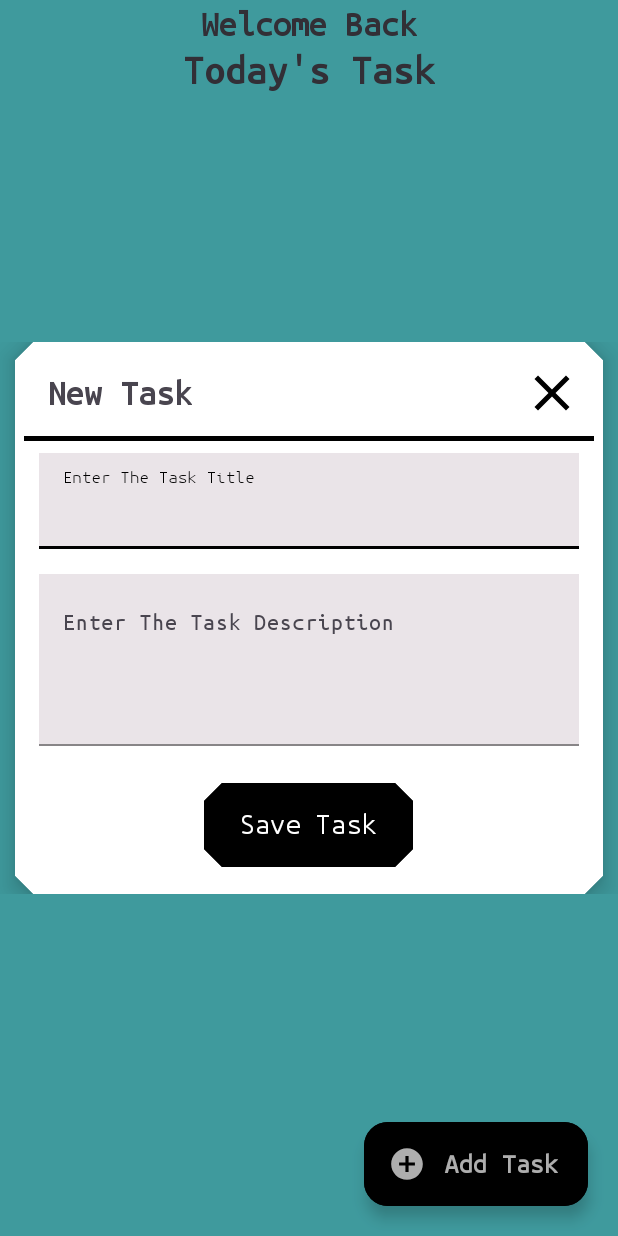
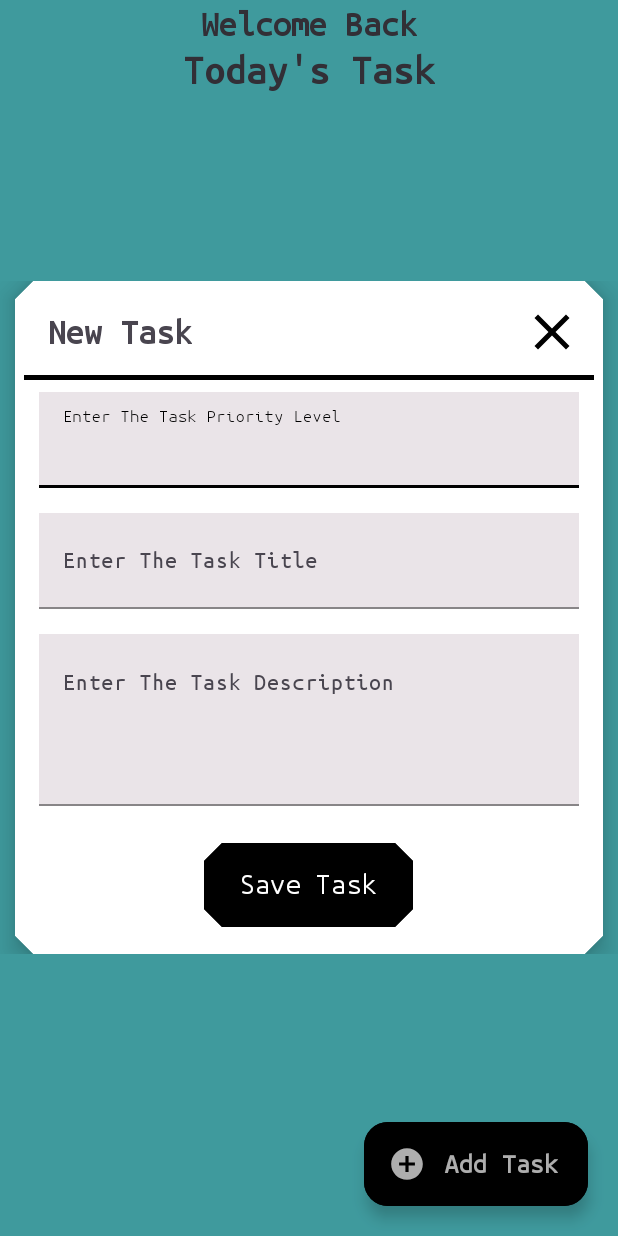
Before and after one commit to it22323934/MAD_LAB_EXAM4_TodoAPP, an Android app: the screen it shows after launch (MainActivity), after a tap on "Add Task", on a phone screen of 412 x 824 dp. Run offline under Robolectric (Android 15) with nearby library versions, the phone set to English and light mode, and no system bars; our stand-ins replace Room's generated code.

Commit message:
Added Priority Attribute

```diff
--- a/app/src/main/java/com/example/todoapp/MainActivity.kt
+++ b/app/src/main/java/com/example/todoapp/MainActivity.kt
@@ -1,20 +1,14 @@
 package com.example.todoapp
 
-import android.app.Activity
 import android.app.Dialog
 import android.os.Bundle
 import android.text.Editable
 import android.text.TextWatcher
 import android.widget.Button
 import android.widget.ImageView
-import android.widget.Toast
-import androidx.activity.enableEdgeToEdge
 import androidx.appcompat.app.AppCompatActivity
-import androidx.core.view.ViewCompat
-import androidx.core.view.WindowInsetsCompat
 import androidx.lifecycle.ViewModelProvider
 import com.example.todoapp.adapters.TaskRVViewBindingAdapter
-import com.example.todoapp.adapters.TaskRecyclerViewAdapter
 import com.example.todoapp.databinding.ActivityMainBinding
 import com.example.todoapp.models.Task
 import com.example.todoapp.utils.LongToastShow
@@ -22,6 +16,7 @@ import com.example.todoapp.utils.Status
 import com.example.todoapp.utils.clearEditText
 import com.example.todoapp.utils.setupDialog
 import com.example.todoapp.utils.validateEditText
+import com.example.todoapp.utils.validatePriority
 import com.example.todoapp.viewmodals.TaskViewModal
 import com.google.android.material.textfield.TextInputEditText
 import com.google.android.material.textfield.TextInputLayout
@@ -69,6 +64,20 @@ class MainActivity : AppCompatActivity() {
             addTaskDialog.dismiss()
         }
 
+        val addTaskLevel = addTaskDialog.findViewById<TextInputEditText>(R.id.edTaskLevel)
+        val addTaskLevelL = addTaskDialog.findViewById<TextInputLayout>(R.id.edTaskLevelL)
+
+        addTaskLevel.addTextChangedListener(object : TextWatcher {
+            override fun beforeTextChanged(p0: CharSequence?, p1: Int, p2: Int, p3: Int) {}
+            override fun onTextChanged(p0: CharSequence?, p1: Int, p2: Int, p3: Int) {}
+            override fun afterTextChanged(s: Editable) {
+                val isEditTextValid = validateEditText(addTaskLevel, addTaskLevelL)
+                if (isEditTextValid) {
+                    validatePriority(addTaskLevel.text.toString(), addTaskLevelL)
+                }
+            }
+        })
+
         val addETTitle = addTaskDialog.findViewById<TextInputEditText>(R.id.edTaskTitle)
         val addETTitleL = addTaskDialog.findViewById<TextInputLayout>(R.id.edTaskTitleL)
 
@@ -92,7 +101,9 @@ class MainActivity : AppCompatActivity() {
             }
         })
 
+
         mainBinding.addTaskFABtn.setOnClickListener {
+            clearEditText(addTaskLevel, addTaskLevelL)
             clearEditText(addETTitle, addETTitleL)
             clearEditText(addETDesc, addETDescL)
             addTaskDialog.show()
@@ -102,7 +113,13 @@ class MainActivity : AppCompatActivity() {
         val saveTaskBtn = addTaskDialog.findViewById<Button>(R.id.saveTaskBtn)
 
         saveTaskBtn.setOnClickListener {
-            if (validateEditText(addETTitle, addETTitleL) && validateEditText(
+            if (validateEditText(
+                    addTaskLevel,
+                    addTaskLevelL
+                ) && validatePriority(addTaskLevel.text.toString(), addTaskLevelL) && validateEditText(
+                    addETTitle,
+                    addETTitleL
+                ) && validateEditText(
                     addETDesc,
                     addETDescL
                 )
@@ -112,6 +129,7 @@ class MainActivity : AppCompatActivity() {
                     UUID.randomUUID().toString(),
                     addETTitle.text.toString().trim(),
                     addETDesc.text.toString().trim(),
+                    addTaskLevel.text.toString().trim(),
                     Date()
                 )
                 taskViewModal.insertTask(newTask).observe(this) {
@@ -137,6 +155,20 @@ class MainActivity : AppCompatActivity() {
         }
 
         //Update
+
+        val updateTaskLevel = updateTaskDialog.findViewById<TextInputEditText>(R.id.edTaskLevel)
+        val updateTaskLevelL = updateTaskDialog.findViewById<TextInputLayout>(R.id.edTaskLevelL)
+
+        updateTaskLevel.addTextChangedListener(object : TextWatcher {
+            override fun beforeTextChanged(p0: CharSequence?, p1: Int, p2: Int, p3: Int) {}
+            override fun onTextChanged(p0: CharSequence?, p1: Int, p2: Int, p3: Int) {}
+            override fun afterTextChanged(s: Editable) {
+                val isEditTextValid = validateEditText(updateTaskLevel, updateTaskLevelL)
+                if (isEditTextValid) {
+                    validatePriority(updateTaskLevel.text.toString(), updateTaskLevelL)
+                }
+            }
+        })
 
 
         val updateETTitle = updateTaskDialog.findViewById<TextInputEditText>(R.id.edTaskTitle)
@@ -168,7 +200,7 @@ class MainActivity : AppCompatActivity() {
 
         val updateTaskBtn = updateTaskDialog.findViewById<Button>(R.id.updateTaskBtn)
 
-        val taskRecyclerViewAdapter = TaskRVViewBindingAdapter { type, position, task ->
+        val taskRecyclerViewAdapter = TaskRVViewBindingAdapter(this) { type, position, task ->
             if (type == "delete") {
                 taskViewModal.deleteTaskUsingID(task.id)
                     .observe(this) {
@@ -191,16 +223,22 @@ class MainActivity : AppCompatActivity() {
                         }
                     }
             } else if (type == "update") {
+                updateTaskLevel.setText(task.level)
                 updateETTitle.setText(task.title)
                 updateETDesc.setText(task.description)
                 updateTaskBtn.setOnClickListener {
-                    if (validateEditText(updateETTitle, updateETTitleL) && validateEditText(
+                    if (validateEditText(
+                            updateTaskLevel,
+                            updateTaskLevelL
+                        ) && validatePriority(updateTaskLevel.text.toString(), updateTaskLevelL) &&
+                        validateEditText(updateETTitle, updateETTitleL) && validateEditText(
                             updateETDesc,
                             updateETDescL
                         )
                     ) {
                         val updateTask = Task(
                             task.id,
+                            updateTaskLevel.text.toString().trim(),
                             updateETTitle.text.toString().trim(),
                             updateETDesc.text.toString().trim(),
                             Date()
@@ -210,6 +248,7 @@ class MainActivity : AppCompatActivity() {
                         taskViewModal
                             .updateParticularTaskField(
                                 task.id,
+                                updateTaskLevel.text.toString().trim(),
                                 updateETTitle.text.toString().trim(),
                                 updateETDesc.text.toString().trim(),
                             )
--- a/app/src/main/java/com/example/todoapp/dao/TaskDao.kt
+++ b/app/src/main/java/com/example/todoapp/dao/TaskDao.kt
@@ -22,7 +22,7 @@ interface TaskDao {
     @Query("DELETE FROM Task WHERE taskId== :taskId")
     suspend fun deleteTaskUsingId(taskId:String):Int
 
-    @Query("UPDATE Task SET taskTitle=:title,description=:description WHERE taskId=:taskId")
-    suspend fun updateTaskParticularFiled(taskId:String,title:String,description:String):Int
+    @Query("UPDATE Task SET level=:level,taskTitle=:title,description=:description WHERE taskId=:taskId")
+    suspend fun updateTaskParticularFiled(taskId:String,level:String,title:String,description:String):Int
 
 }
--- a/app/src/main/java/com/example/todoapp/database/TaskDatabase.kt
+++ b/app/src/main/java/com/example/todoapp/database/TaskDatabase.kt
@@ -11,7 +11,7 @@ import com.example.todoapp.models.Task
 
 @Database(
     entities = [Task::class],
-    version = 1,
+    version = 2,
     exportSchema = false
 )
 @TypeConverters(com.example.todoapp.converter.TypeConverter::class)
@@ -30,7 +30,7 @@ abstract class TaskDatabase:RoomDatabase() {
                     context.applicationContext,
                     TaskDatabase::class.java,
                     "task_db"
-                ).build().also {
+                ).fallbackToDestructiveMigration().build().also {
                     INSTANCE=it
                 }
             }
--- a/app/src/main/java/com/example/todoapp/models/Task.kt
+++ b/app/src/main/java/com/example/todoapp/models/Task.kt
@@ -13,5 +13,6 @@ data class Task(
     @ColumnInfo(name="taskTitle")
     val title:String,
     val description:String,
+    val level:String,
     val date:Date
 )
--- a/app/src/main/java/com/example/todoapp/repository/TaskRepository.kt
+++ b/app/src/main/java/com/example/todoapp/repository/TaskRepository.kt
@@ -51,11 +51,11 @@ class TaskRepository(application: Application) {
         }
     }
 
-    fun updateTaskParticularField(taskId:String,title:String,description:String)=MutableLiveData<Resource<Int>>().apply {
+    fun updateTaskParticularField(taskId:String,level:String,title:String,description:String)=MutableLiveData<Resource<Int>>().apply {
         postValue(Loading())
         try {
             CoroutineScope(Dispatchers.IO).launch {
-                val result=taskDao.updateTaskParticularFiled(taskId,title,description)
+                val result=taskDao.updateTaskParticularFiled(taskId,level,title,description)
                 postValue(Success(result))
             }
         }catch (e:Exception){
--- a/app/src/main/java/com/example/todoapp/viewmodals/TaskViewModal.kt
+++ b/app/src/main/java/com/example/todoapp/viewmodals/TaskViewModal.kt
@@ -21,8 +21,8 @@ class TaskViewModal(application: Application):AndroidViewModel(application) {
         return taskRepository.deleteTaskUsingID(taskId)
     }
 
-    fun updateParticularTaskField(taskId:String,title:String,description:String):MutableLiveData<Resource<Int>>{
-        return taskRepository.updateTaskParticularField(taskId,title,description)
+    fun updateParticularTaskField(taskId:String,level:String,title:String,description:String):MutableLiveData<Resource<Int>>{
+        return taskRepository.updateTaskParticularField(taskId,level,title,description)
     }
 
 
--- a/app/src/main/res/layout/add_task_dialog.xml
+++ b/app/src/main/res/layout/add_task_dialog.xml
@@ -12,78 +12,97 @@
     <RelativeLayout
         android:layout_width="match_parent"
         android:layout_height="wrap_content">
+
         <TextView
             android:id="@+id/titleTaskTxt"
             android:layout_width="wrap_content"
             android:layout_height="wrap_content"
             android:layout_margin="16dp"
             android:text="New Task"
-            android:textStyle="bold"
-            android:textSize="24sp"/>
+            android:textSize="24sp"
+            android:textStyle="bold" />
+
         <ImageView
             android:id="@+id/closeImg"
             android:layout_width="40dp"
             android:layout_height="40dp"
+            android:layout_alignParentEnd="true"
             android:layout_margin="8dp"
-            android:layout_alignParentEnd="true"
             android:src="@drawable/baseline_close_24" />
+
         <View
+            android:id="@+id/viewHLIne"
             android:layout_width="match_parent"
             android:layout_height="3dp"
             android:layout_below="@id/titleTaskTxt"
-            android:background="@color/black"
-            android:id="@+id/viewHLIne"/>
+            android:background="@color/black" />
+
         <LinearLayout
             android:layout_width="match_parent"
             android:layout_height="wrap_content"
             android:layout_below="@id/viewHLIne"
-            android:layout_marginVertical="8dp"
             android:layout_centerHorizontal="true"
             android:layout_marginHorizontal="10dp"
+            android:layout_marginVertical="8dp"
             android:orientation="vertical">
-
             <com.google.android.material.textfield.TextInputLayout
+                android:id="@+id/edTaskLevelL"
                 style="@style/Widget.App.TexInputLayout"
                 android:layout_width="match_parent"
                 android:layout_height="wrap_content"
-                android:hint="Enter The Task Title"
-                android:id="@+id/edTaskTitleL">
+                android:hint="Enter The Task Priority Level">
 
                 <com.google.android.material.textfield.TextInputEditText
+                    android:id="@+id/edTaskLevel"
                     android:layout_width="match_parent"
                     android:layout_height="?actionBarSize"
-                    android:id="@+id/edTaskTitle"
-                    android:inputType="text"
-                    android:background="#EAE4E8"/>
+                    android:background="#EAE4E8"
+                    android:inputType="text" />
             </com.google.android.material.textfield.TextInputLayout>
 
             <com.google.android.material.textfield.TextInputLayout
+                android:id="@+id/edTaskTitleL"
                 style="@style/Widget.App.TexInputLayout"
                 android:layout_width="match_parent"
                 android:layout_height="wrap_content"
-                android:hint="Enter The Task Description"
-                android:id="@+id/edTaskDescL">
+                android:hint="Enter The Task Title">
 
                 <com.google.android.material.textfield.TextInputEditText
+                    android:id="@+id/edTaskTitle"
+                    android:layout_width="match_parent"
+                    android:layout_height="?actionBarSize"
+                    android:background="#EAE4E8"
+                    android:inputType="text" />
+            </com.google.android.material.textfield.TextInputLayout>
+
+            <com.google.android.material.textfield.TextInputLayout
+                android:id="@+id/edTaskDescL"
+                style="@style/Widget.App.TexInputLayout"
+                android:layout_width="match_parent"
+                android:layout_height="wrap_content"
+                android:hint="Enter The Task Description">
+
+                <com.google.android.material.textfield.TextInputEditText
+                    android:id="@+id/edTaskDesc"
                     android:layout_width="match_parent"
                     android:layout_height="wrap_content"
+                    android:background="#EAE4E8"
                     android:gravity="top|start"
+                    android:inputType="textMultiLine"
                     android:lines="5"
-                    android:maxLines="5"
-                    android:id="@+id/edTaskDesc"
-                    android:background="#EAE4E8"
-                    android:inputType="textMultiLine"/>
+                    android:maxLines="5" />
             </com.google.android.material.textfield.TextInputLayout>
+
             <Button
                 android:id="@+id/saveTaskBtn"
+                style="@style/Widget.App.Button.Fill"
                 android:layout_width="wrap_content"
                 android:layout_height="?actionBarSize"
                 android:layout_gravity="center"
+                android:layout_marginTop="4dp"
+                android:backgroundTint="@color/black"
                 android:text="Save Task"
-                style="@style/Widget.App.Button.Fill"
-                android:textSize="20sp"
-                android:backgroundTint="@color/black"
-                android:layout_marginTop="4dp"/>
+                android:textSize="20sp" />
         </LinearLayout>
     </RelativeLayout>
 
--- a/app/src/main/res/layout/view_task_layout.xml
+++ b/app/src/main/res/layout/view_task_layout.xml
@@ -2,6 +2,7 @@
 <com.google.android.material.card.MaterialCardView xmlns:android="http://schemas.android.com/apk/res/android"
     xmlns:app="http://schemas.android.com/apk/res-auto"
     style="@style/CardViewStyle"
+    android:id="@+id/materialCardView"
     android:layout_width="match_parent"
     android:layout_height="wrap_content"
     android:layout_marginHorizontal="8dp"
--- a/app/src/main/res/values/colors.xml
+++ b/app/src/main/res/values/colors.xml
@@ -3,4 +3,7 @@
     <color name="black">#FF000000</color>
     <color name="white">#FFFFFFFF</color>
     <color name="mainBackGroundColor">#5CE1E6</color>
+    <color name="high">#DF7070</color>
+    <color name="medium">#EDD16C</color>
+    <color name="low">#AEE88F</color>
 </resources>
```
Also changed, not shown: app/src/main/java/com/example/todoapp/adapters/TaskRVViewBindingAdapter.kt (+41 -33 lines), app/src/main/java/com/example/todoapp/utils/util.kt (+24 -0 lines), app/src/main/res/layout/update_task_dialog.xml (+15 -0 lines).
